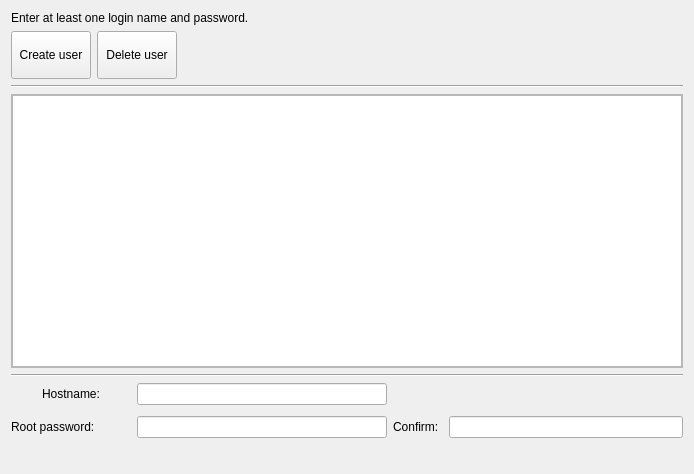
This is src/modules/users/gui/page_usersetup.ui in calamares/calamares as Qt 5 draws it before an edit. The edited form follows.
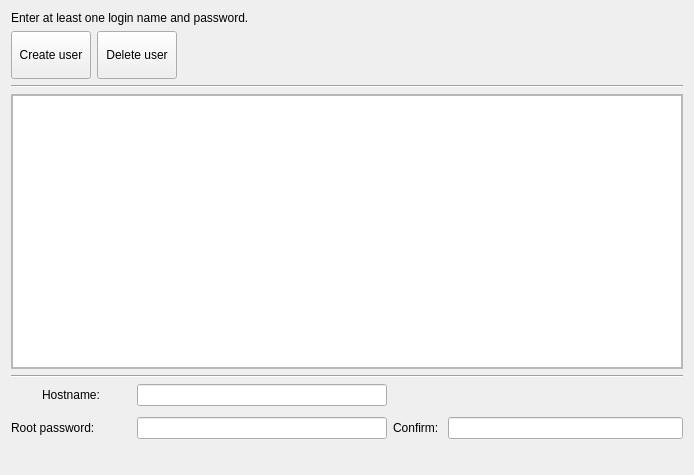
This is the edited form.

Patch:
```diff
--- a/src/modules/users/gui/page_usersetup.ui
+++ b/src/modules/users/gui/page_usersetup.ui
@@ -7,7 +7,7 @@
     <x>0</x>
     <y>0</y>
     <width>694</width>
-    <height>474</height>
+    <height>475</height>
    </rect>
   </property>
   <property name="windowTitle">
@@ -109,7 +109,7 @@
         <x>0</x>
         <y>0</y>
         <width>678</width>
-        <height>248</height>
+        <height>249</height>
        </rect>
       </property>
       <property name="sizePolicy">
@@ -233,13 +233,13 @@
       <widget class="QLabel" name="labelHostname">
        <property name="minimumSize">
         <size>
-         <width>50</width>
+         <width>40</width>
          <height>0</height>
         </size>
        </property>
        <property name="maximumSize">
         <size>
-         <width>50</width>
+         <width>40</width>
          <height>16777215</height>
         </size>
        </property>
@@ -252,7 +252,7 @@
       <widget class="QLabel" name="labelRootPwIcon">
        <property name="maximumSize">
         <size>
-         <width>50</width>
+         <width>30</width>
          <height>16777215</height>
         </size>
        </property>
```
